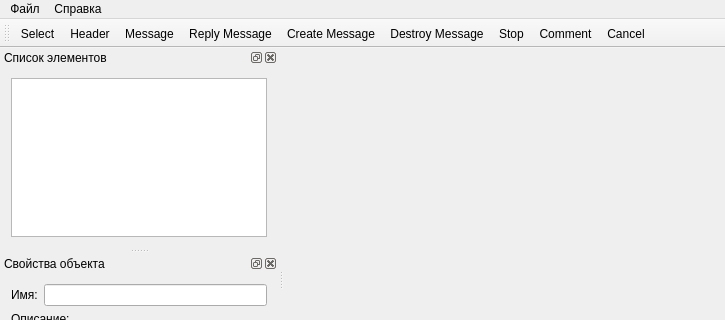
This is sumleditor/sumleditor/sumleditor.ui in ARyaskov/SmilingMoose as Qt 5 draws it before an edit; both pictures show x 0 to 725 and y 0 to 320 of the 725 by 532 pixel window. The edited form follows.
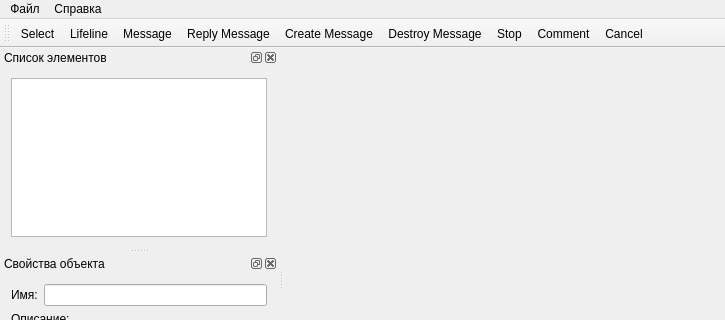
This is the edited form. Icons and pictures are not drawn.

Commit message: Файлы линии жизни теперь переименованы в Lifeline. Теперь отрисовка линии и заголовка делается одним объектом.

```diff
--- a/sumleditor/sumleditor/sumleditor.ui
+++ b/sumleditor/sumleditor/sumleditor.ui
@@ -259,7 +259,7 @@
      <normaloff>:/sumleditor/resources/lifeline.bmp</normaloff>:/sumleditor/resources/lifeline.bmp</iconset>
    </property>
    <property name="text">
-    <string>Header</string>
+    <string>Lifeline</string>
    </property>
   </action>
   <action name="actMessage">
```
The commit also changes 4 other files.
